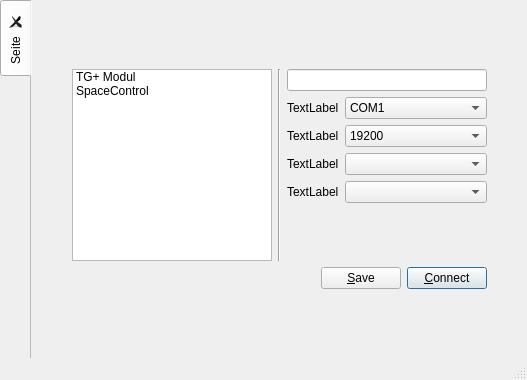
solaristhesun/superterm, file src/ui/mainwindow.ui: the form before one commit.
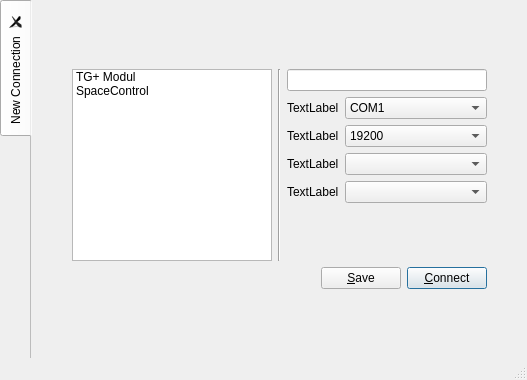
The form after the commit. Custom widgets are drawn as their Qt base class.

Commit message: integrated connection dialog as bar into ConsoleTab class

The edit to the form file:
```diff
--- a/src/ui/mainwindow.ui
+++ b/src/ui/mainwindow.ui
@@ -66,7 +66,7 @@
       </property>
       <widget class="QWidget" name="Add">
        <attribute name="title">
-        <string>Seite</string>
+        <string>New Connection</string>
        </attribute>
        <layout class="QGridLayout" name="gridLayout" rowstretch="0,0,0,0,0" columnstretch="0,0,0">
         <property name="sizeConstraint">
```
The commit also changes 11 other files.
